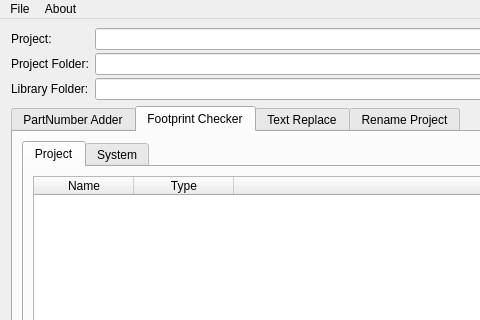
First picture: the form in res/mainwindow.ui, repository computergeek1507/KicadHelper, before the edit; both pictures show x 0 to 480 and y 0 to 320 of the 1046 by 928 pixel window.
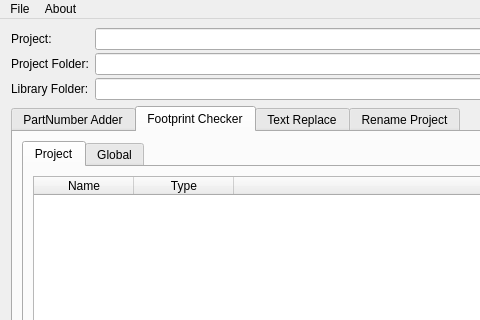
Second picture: the form after the edit. The open tabs and pages were chosen to show the change. Icons and pictures are not drawn.

Patch:
```diff
--- a/res/mainwindow.ui
+++ b/res/mainwindow.ui
@@ -231,7 +231,7 @@
           </widget>
           <widget class="QWidget" name="tab_2">
            <attribute name="title">
-            <string>System</string>
+            <string>Global</string>
            </attribute>
            <layout class="QVBoxLayout" name="verticalLayout_5">
             <item>
```
Left out of the diff: 36 changed lines with no effect on the pictures.
